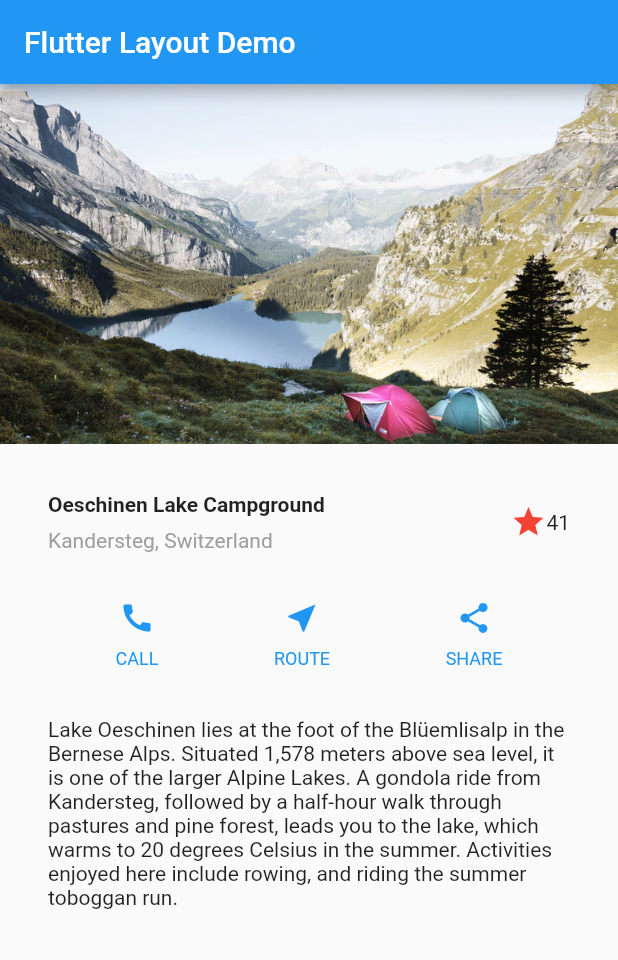
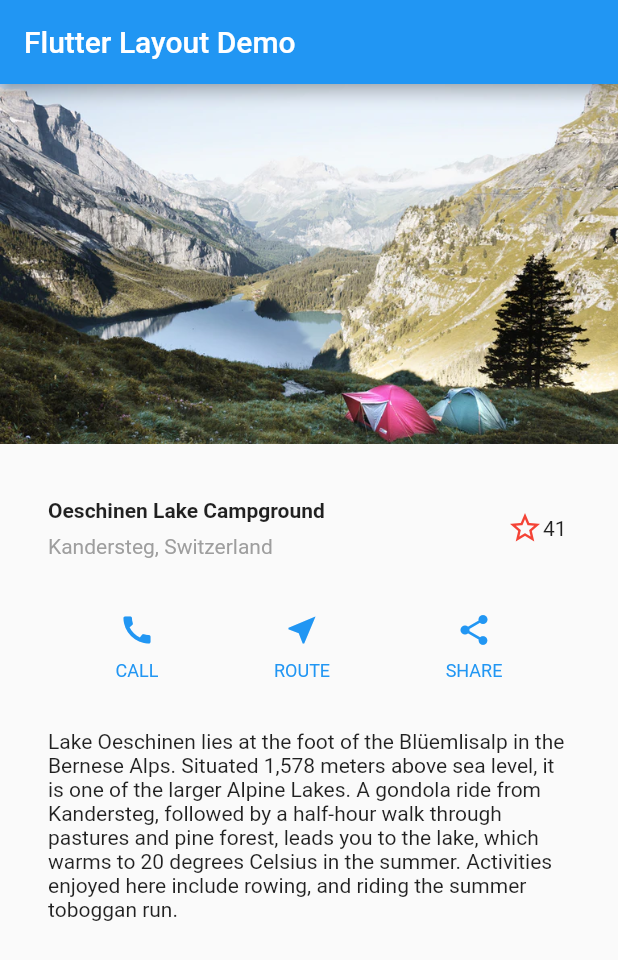
Before and after one commit to EliesSenouci/FlutterPlayground, a Flutter app: the screen it shows after launch, on a phone screen of 412 x 824 dp. Shown: the top 960 px of the screen. Run offline on Flutter 3.47's test engine with Material 2 defaults, Android fonts, the phone set to English and light mode, and no system bars.

Commit message:
favorite button interactive

```diff
--- a/lib/main.dart
+++ b/lib/main.dart
@@ -36,12 +36,7 @@ class MyApp extends StatelessWidget {
             ],
           ),
         ),
-        /*3*/
-        Icon(
-          Icons.star,
-          color: Colors.red[500],
-        ),
-        Text('41'),
+        Favorite()
       ],
     ),
   );
@@ -118,3 +113,50 @@ class MyApp extends StatelessWidget {
     );
   }
 }
+
+class Favorite extends StatefulWidget {
+  @override
+  _FavoriteState createState() => _FavoriteState();
+}
+
+class _FavoriteState extends State<Favorite> {
+  bool _isFav = false;
+  int _favoriteCount = 41;
+
+  @override
+  Widget build(BuildContext context) {
+    return Row(
+      mainAxisSize: MainAxisSize.min,
+      children: [
+        Container(
+          padding: EdgeInsets.all(0),
+          child: IconButton(
+            padding: EdgeInsets.all(0),
+            alignment: Alignment.centerRight,
+            icon: (_isFav ? Icon(Icons.star) : Icon(Icons.star_border)),
+            color: Colors.red[500],
+            onPressed: _toggleFavorite,
+          ),
+        ),
+        SizedBox(
+          width: 18,
+          child: Container(
+            child: Text('$_favoriteCount'),
+          ),
+        ),
+      ],
+    );
+  }
+
+  void _toggleFavorite() {
+    setState(() {
+      if (_isFav) {
+        _favoriteCount -= 1;
+        _isFav = false;
+      } else {
+        _favoriteCount += 1;
+        _isFav = true;
+      }
+    });
+  }
+}
```
